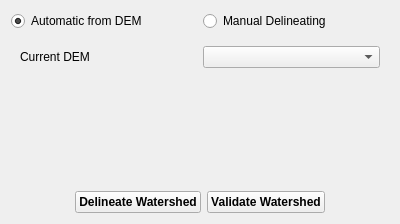
First picture: the form in src/ui/reosdelineatingwatershedwidget.ui, repository vcloarec/ReosProject, before the edit.
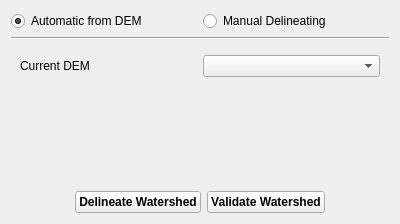
Second picture: the form after the edit. Custom widgets are drawn as their Qt base class.

Patch:
```diff
--- a/src/ui/reosdelineatingwatershedwidget.ui
+++ b/src/ui/reosdelineatingwatershedwidget.ui
@@ -36,7 +36,14 @@
     </layout>
    </item>
    <item>
-    <widget class="QWidget" name="mCuurentDemWidget" native="true">
+    <widget class="Line" name="line">
+     <property name="orientation">
+      <enum>Qt::Horizontal</enum>
+     </property>
+    </widget>
+   </item>
+   <item>
+    <widget class="QWidget" name="mCurrentDemWidget" native="true">
      <layout class="QHBoxLayout" name="horizontalLayout_3">
       <item>
        <widget class="QLabel" name="label">
```
